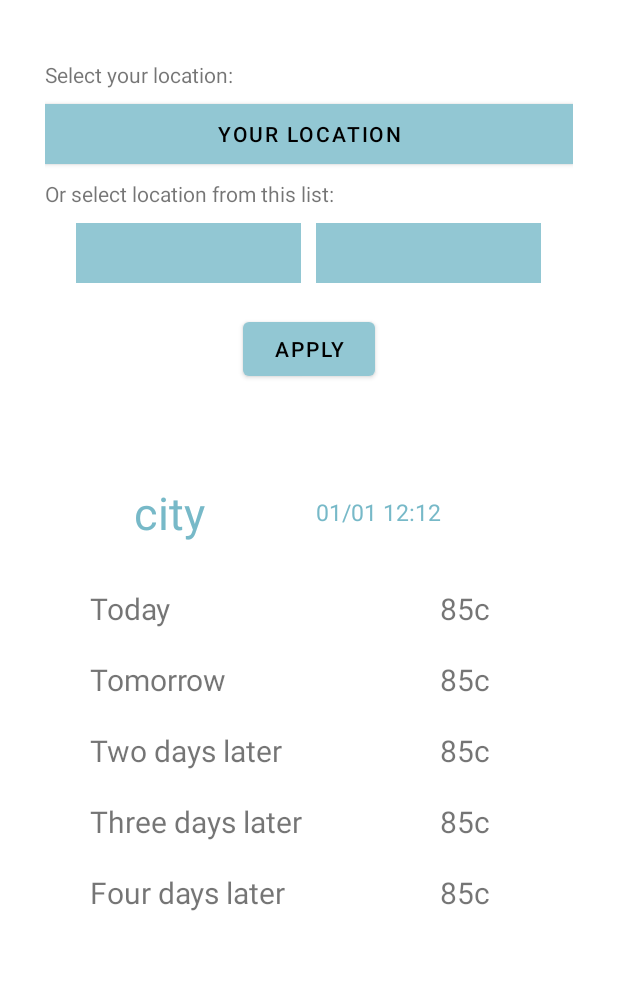
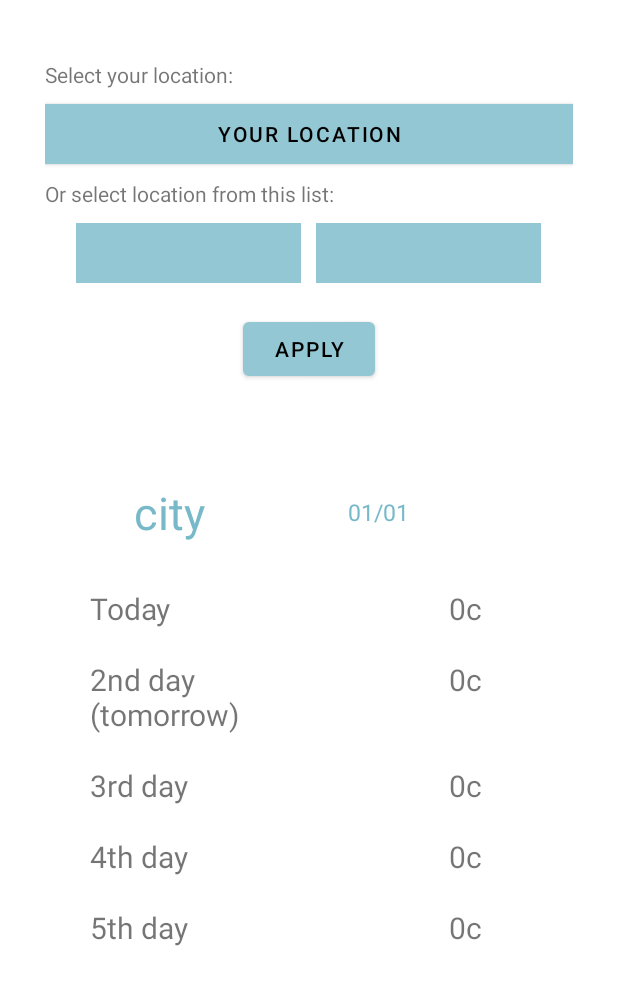
Before and after one commit to Baharkaviani/Android, an Android app: the layout activity_main.xml on its own in the app's theme, with its tools: preview values and no code run, on a phone screen of 412 x 824 dp. Shown: the top 985 px of the screen. Run offline under Robolectric (Android 15) with nearby library versions, the phone set to English and light mode, and no system bars.

Commit message:
edit: names and strings

```diff
--- a/WeatherForecast/app/src/main/res/layout/activity_main.xml
+++ b/WeatherForecast/app/src/main/res/layout/activity_main.xml
@@ -148,11 +148,11 @@
                     android:layout_width="0dp"
                     android:layout_height="wrap_content"
                     android:layout_weight="2"
-                    android:text="@string/tomorrow"
+                    android:text="@string/second_day"
                     android:textSize="20sp"
                     android:layout_marginEnd="40dp"/>
                 <TextView
-                    android:id="@+id/tomorrow_temp_text"
+                    android:id="@+id/second_day_temp_text"
                     android:layout_width="0dp"
                     android:layout_height="wrap_content"
                     android:layout_weight="1"
@@ -170,11 +170,11 @@
                     android:layout_width="0dp"
                     android:layout_height="wrap_content"
                     android:layout_weight="2"
-                    android:text="@string/two_days"
+                    android:text="@string/third_day"
                     android:textSize="20sp"
                     android:layout_marginEnd="40dp"/>
                 <TextView
-                    android:id="@+id/two_days_temp_text"
+                    android:id="@+id/third_day_temp_text"
                     android:layout_width="0dp"
                     android:layout_height="wrap_content"
                     android:layout_weight="1"
@@ -192,11 +192,11 @@
                     android:layout_width="0dp"
                     android:layout_height="wrap_content"
                     android:layout_weight="2"
-                    android:text="@string/three_days_later"
+                    android:text="@string/fourth_day"
                     android:textSize="20sp"
                     android:layout_marginEnd="40dp"/>
                 <TextView
-                    android:id="@+id/three_days_temp_text"
+                    android:id="@+id/fourth_day_temp_text"
                     android:layout_width="0dp"
                     android:layout_height="wrap_content"
                     android:layout_weight="1"
@@ -213,11 +213,11 @@
                     android:layout_width="0dp"
                     android:layout_height="wrap_content"
                     android:layout_weight="2"
-                    android:text="@string/four_days"
+                    android:text="@string/fifth_day"
                     android:textSize="20sp"
                     android:layout_marginEnd="40dp"/>
                 <TextView
-                    android:id="@+id/four_days_temp_text"
+                    android:id="@+id/fifth_day_temp_text"
                     android:layout_width="0dp"
                     android:layout_height="wrap_content"
                     android:layout_weight="1"
--- a/WeatherForecast/app/src/main/res/values/strings.xml
+++ b/WeatherForecast/app/src/main/res/values/strings.xml
@@ -8,14 +8,15 @@
     <string name="choose_location_phrase">Or select location from this list:</string>
 
     <!--  show information section  -->
+    <string name="today">Today</string>
+    <string name="second_day">2nd day (tomorrow)</string>
+    <string name="third_day">3rd day</string>
+    <string name="fourth_day">4th day</string>
+    <string name="fifth_day">5th day</string>
+
     <string name="city_default">city</string>
-    <string name="time_default">01/01 12:12</string>
-    <string name="today">Today</string>
-    <string name="default_temp">85c</string>
-    <string name="tomorrow">Tomorrow</string>
-    <string name="two_days">Two days later</string>
-    <string name="three_days_later">Three days later</string>
-    <string name="four_days">Four days later</string>
+    <string name="time_default">01/01</string>
+    <string name="default_temp">0c</string>
     <string name="error">No Internet</string>
     <string name="icon_discription">Icon for weather</string>
 </resources>
```
Also changed, not shown: WeatherForecast/app/src/main/java/com/example/weatherforecast/MainActivity.kt (+10 -6 lines).
